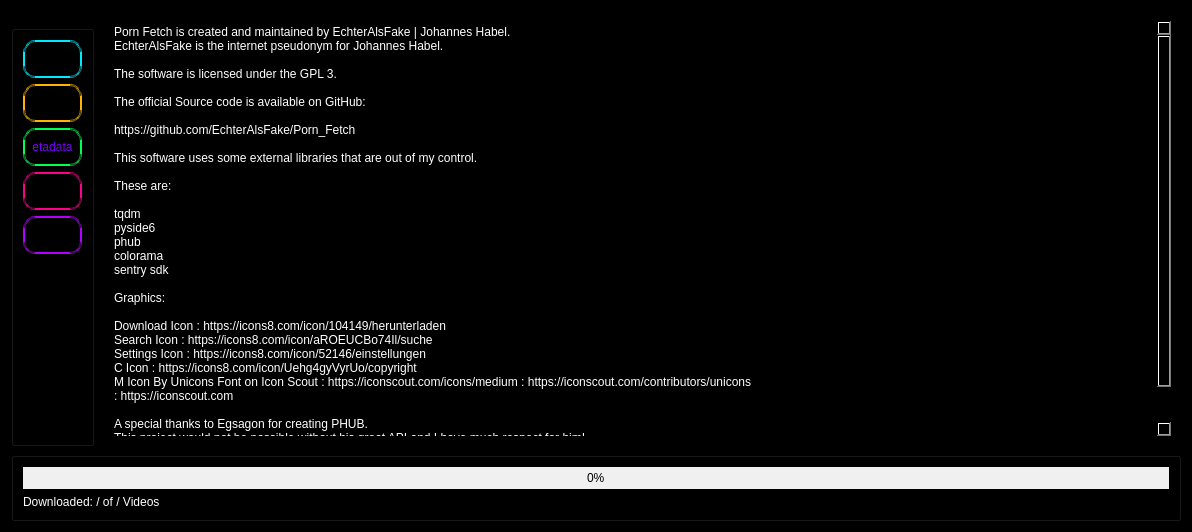
Qt form src/form.ui (EchterAlsFake/Porn_Fetch) before a commit.
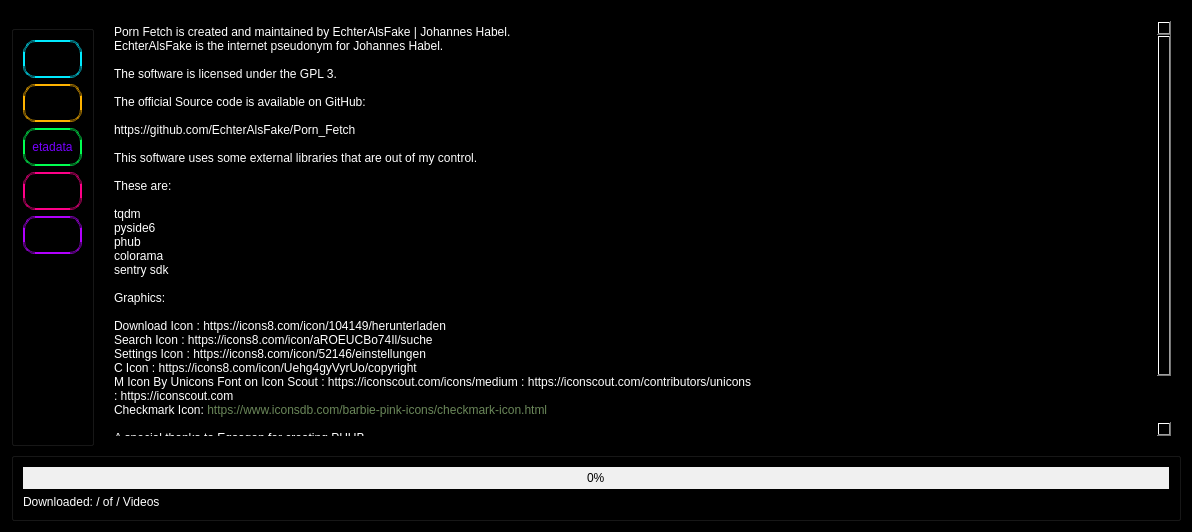
The same form after that commit. The open tabs and pages were chosen to show the change. Icons and pictures are not drawn.

```diff
--- a/src/form.ui
+++ b/src/form.ui
@@ -1422,6 +1422,7 @@
 &lt;p style=&quot; margin-top:0px; margin-bottom:0px; margin-left:0px; margin-right:0px; -qt-block-indent:0; text-indent:0px;&quot;&gt;&lt;span style=&quot; color:#ffffff;&quot;&gt;C Icon : https://icons8.com/icon/Uehg4gyVyrUo/copyright&lt;/span&gt;&lt;/p&gt;
 &lt;p style=&quot; margin-top:0px; margin-bottom:0px; margin-left:0px; margin-right:0px; -qt-block-indent:0; text-indent:0px;&quot;&gt;&lt;span style=&quot; color:#ffffff;&quot;&gt;M Icon By Unicons Font on Icon Scout : https://iconscout.com/icons/medium : https://iconscout.com/contributors/unicons&lt;/span&gt;&lt;/p&gt;
 &lt;p style=&quot; margin-top:0px; margin-bottom:0px; margin-left:0px; margin-right:0px; -qt-block-indent:0; text-indent:0px;&quot;&gt;&lt;span style=&quot; color:#ffffff;&quot;&gt;: https://iconscout.com&lt;/span&gt;&lt;/p&gt;
+&lt;p style=&quot; margin-top:0px; margin-bottom:0px; margin-left:0px; margin-right:0px; -qt-block-indent:0; text-indent:0px;&quot;&gt;&lt;span style=&quot; color:#ffffff;&quot;&gt;Checkmark Icon: &lt;/span&gt;&lt;span style=&quot; font-family:'JetBrains Mono','monospace'; color:#6a8759;&quot;&gt;https://www.iconsdb.com/barbie-pink-icons/checkmark-icon.html&lt;/span&gt;&lt;/p&gt;
 &lt;p style=&quot;-qt-paragraph-type:empty; margin-top:0px; margin-bottom:0px; margin-left:0px; margin-right:0px; -qt-block-indent:0; text-indent:0px; color:#ffffff;&quot;&gt;&lt;br /&gt;&lt;/p&gt;
 &lt;p style=&quot; margin-top:0px; margin-bottom:0px; margin-left:0px; margin-right:0px; -qt-block-indent:0; text-indent:0px;&quot;&gt;&lt;span style=&quot; color:#ffffff;&quot;&gt;A special thanks to Egsagon for creating PHUB.&lt;/span&gt;&lt;/p&gt;
 &lt;p style=&quot; margin-top:0px; margin-bottom:0px; margin-left:0px; margin-right:0px; -qt-block-indent:0; text-indent:0px;&quot;&gt;&lt;span style=&quot; color:#ffffff;&quot;&gt;This project would not be possible without his great API and I have much respect for him!&lt;/span&gt;&lt;/p&gt;
```
Left out of the diff: 2 changed lines with no effect on the pictures.
